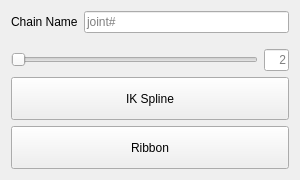
Qt form tools/spine.ui (a772bNsz/Rigging-Tools) before a commit.
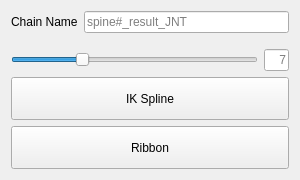
The same form after that commit.

Commit message: spine settings set as defaults in UI

Diff of the .ui file:
```diff
--- a/tools/spine.ui
+++ b/tools/spine.ui
@@ -44,7 +44,7 @@
         <enum>Qt::ClickFocus</enum>
        </property>
        <property name="placeholderText">
-        <string>joint#</string>
+        <string>spine#_result_JNT</string>
        </property>
       </widget>
      </item>
@@ -64,7 +64,7 @@
         <number>20</number>
        </property>
        <property name="sliderPosition">
-        <number>2</number>
+        <number>7</number>
        </property>
        <property name="orientation">
         <enum>Qt::Horizontal</enum>
@@ -98,7 +98,7 @@
         <set>Qt::AlignRight|Qt::AlignTrailing|Qt::AlignVCenter</set>
        </property>
        <property name="placeholderText">
-        <string>2</string>
+        <string>7</string>
        </property>
       </widget>
      </item>
```
The commit also changes 1 other file.
